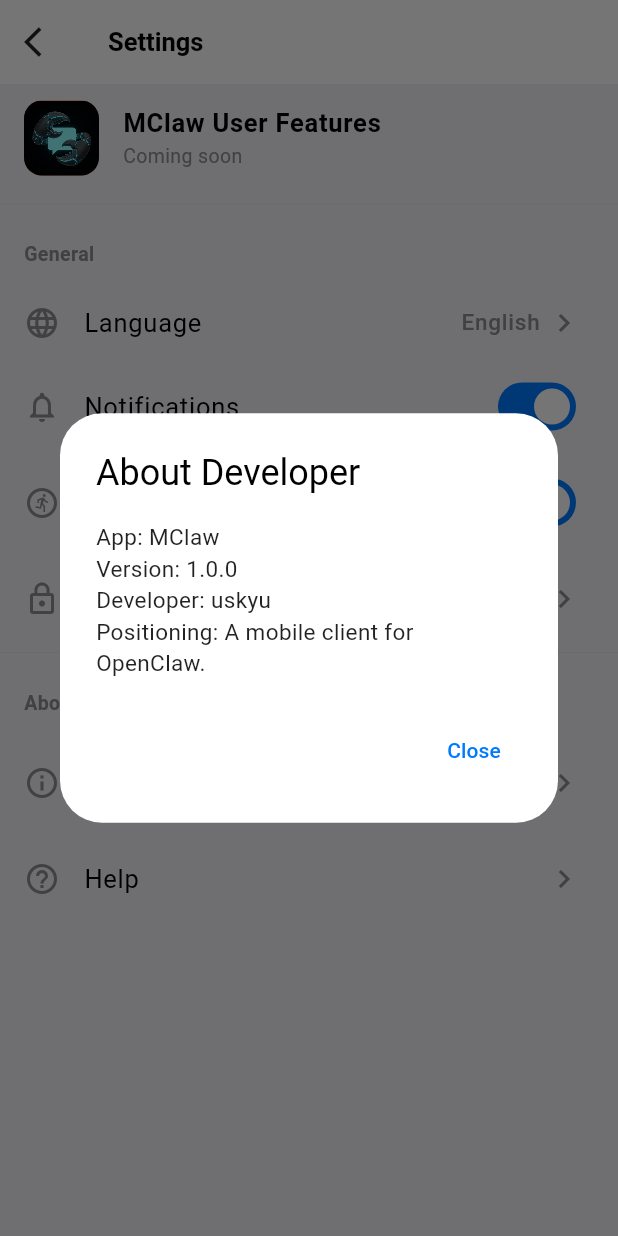
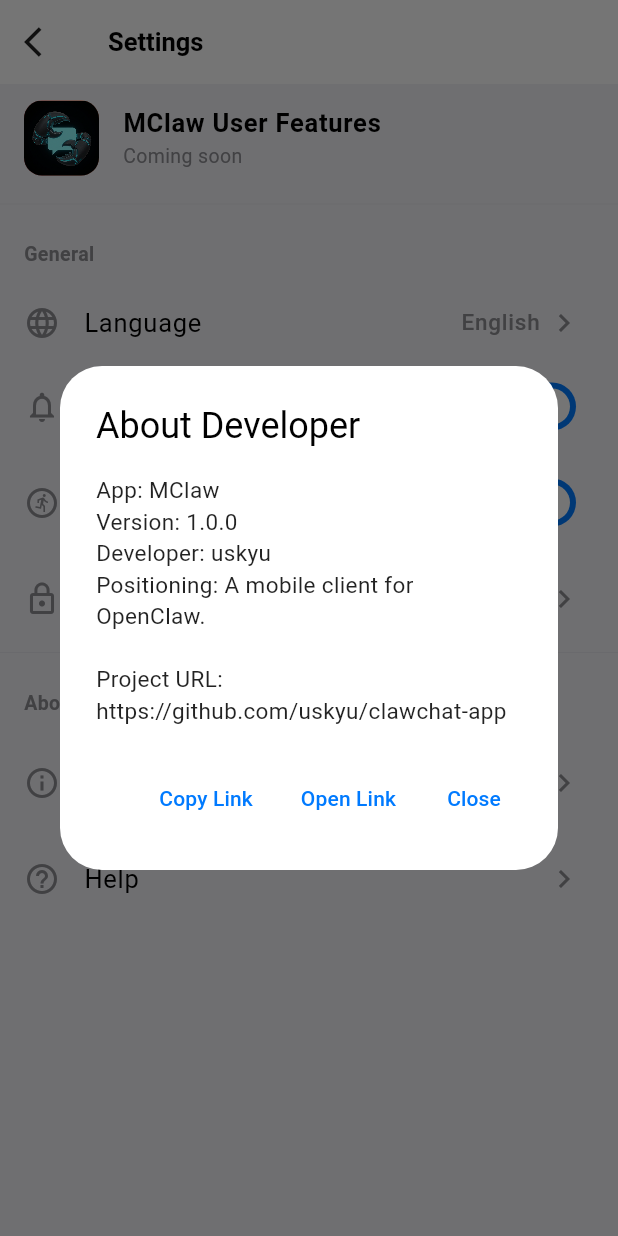
Before and after one commit to uskyu/mclaw, a Flutter app: the SettingsScreen screen opened directly, after a tap on "语言", after a tap on "About App", on a phone screen of 412 x 824 dp. Run offline on Flutter 3.47's test engine with Material 3 defaults, Android fonts, the light colour scheme and no system bars; our stand-ins replace flutter_local_notifications, flutter_markdown, flutter_secure_storage, image_picker; missing offline and left inert: dartssh2, flutter_background_service; accounts and stored records are empty.

Commit message:
feat(settings): add notification help and clickable project links

```diff
--- a/lib/screens/settings_screen.dart
+++ b/lib/screens/settings_screen.dart
@@ -1,5 +1,7 @@
 import 'package:flutter/material.dart';
+import 'package:flutter/services.dart';
 import 'package:provider/provider.dart';
+import 'package:url_launcher/url_launcher.dart';
 
 import '../l10n/app_localizations.dart';
 import '../providers/theme_provider.dart';
@@ -74,6 +76,35 @@ class _SettingsScreenState extends State<SettingsScreen> {
       await BackgroundRuntimeService.instance.enable();
     } else {
       await BackgroundRuntimeService.instance.disable();
+    }
+  }
+
+  Future<void> _copyRepoUrl() async {
+    await Clipboard.setData(const ClipboardData(text: _repoUrl));
+    if (!mounted) {
+      return;
+    }
+    final isZh = _isZh(context);
+    ScaffoldMessenger.of(context).showSnackBar(
+      SnackBar(
+        content: Text(isZh ? '项目地址已复制' : 'Repository URL copied'),
+        duration: const Duration(seconds: 1),
+      ),
+    );
+  }
+
+  Future<void> _openRepoUrl() async {
+    final uri = Uri.parse(_repoUrl);
+    final opened = await launchUrl(uri, mode: LaunchMode.externalApplication);
+    if (!opened && mounted) {
+      final isZh = _isZh(context);
+      ScaffoldMessenger.of(context).showSnackBar(
+        SnackBar(
+          content: Text(
+            isZh ? '无法打开链接，请手动复制访问' : 'Unable to open link. Please copy and open manually.',
+          ),
+        ),
+      );
     }
   }
 
@@ -207,11 +238,28 @@ class _SettingsScreenState extends State<SettingsScreen> {
   }
 
   Widget _buildNotificationsTile(BuildContext context, AppLocalizations l10n) {
-    return SwitchListTile(
-      secondary: const Icon(Icons.notifications_outlined, color: AppTheme.appleGray),
+    final isZh = _isZh(context);
+    return ListTile(
+      leading: const Icon(Icons.notifications_outlined, color: AppTheme.appleGray),
       title: Text(l10n.notifications),
-      value: _notificationsEnabled,
-      onChanged: (value) => _setNotificationsEnabled(value),
+      trailing: Row(
+        mainAxisSize: MainAxisSize.min,
+        children: [
+          IconButton(
+            tooltip: isZh ? '通知权限说明' : 'Notification permission help',
+            icon: const Icon(
+              Icons.help_outline,
+              size: 20,
+              color: AppTheme.appleGray,
+            ),
+            onPressed: () => _showNotificationHelpDialog(context, isZh),
+          ),
+          Switch(
+            value: _notificationsEnabled,
+            onChanged: (value) => _setNotificationsEnabled(value),
+          ),
+        ],
+      ),
     );
   }
 
@@ -260,6 +308,26 @@ class _SettingsScreenState extends State<SettingsScreen> {
     );
   }
 
+  void _showNotificationHelpDialog(BuildContext context, bool isZh) {
+    showDialog(
+      context: context,
+      builder: (context) => AlertDialog(
+        title: Text(isZh ? '通知接收说明' : 'Notification Requirements'),
+        content: Text(
+          isZh
+              ? '为确保及时收到任务完成提醒，请开启：\n1. 系统通知权限\n2. MClaw 的通知横幅/弹窗\n3. 允许后台运行（建议关闭电池优化）'
+              : 'To reliably receive task completion alerts, enable:\n1. System notification permission\n2. Banner/pop-up notifications for MClaw\n3. Background running (battery optimization off is recommended)',
+        ),
+        actions: [
+          TextButton(
+            onPressed: () => Navigator.pop(context),
+            child: Text(isZh ? '知道了' : 'OK'),
+          ),
+        ],
+      ),
+    );
+  }
+
   void _showAboutDialog(BuildContext context, bool isZh) {
     showDialog(
       context: context,
@@ -267,10 +335,18 @@ class _SettingsScreenState extends State<SettingsScreen> {
         title: Text(isZh ? '关于开发者' : 'About Developer'),
         content: Text(
           isZh
-              ? '应用名称: MClaw\n版本: 1.0.0\n开发者: uskyu\n定位: 面向 OpenClaw 的移动端客户端。'
-              : 'App: MClaw\nVersion: 1.0.0\nDeveloper: uskyu\nPositioning: A mobile client for OpenClaw.',
+              ? '应用名称: MClaw\n版本: 1.0.0\n开发者: uskyu\n定位: 面向 OpenClaw 的移动端客户端。\n\n项目地址:\n$_repoUrl'
+              : 'App: MClaw\nVersion: 1.0.0\nDeveloper: uskyu\nPositioning: A mobile client for OpenClaw.\n\nProject URL:\n$_repoUrl',
         ),
         actions: [
+          TextButton(
+            onPressed: _copyRepoUrl,
+            child: Text(isZh ? '复制链接' : 'Copy Link'),
+          ),
+          TextButton(
+            onPressed: _openRepoUrl,
+            child: Text(isZh ? '打开链接' : 'Open Link'),
+          ),
           TextButton(
             onPressed: () => Navigator.pop(context),
             child: Text(isZh ? '关闭' : 'Close'),
--- a/pubspec.yaml
+++ b/pubspec.yaml
@@ -42,6 +42,7 @@ dependencies:
   image_picker: ^1.1.2
   file_picker: ^8.0.7
   path: ^1.9.0
+  url_launcher: ^6.3.1
 
   # For background service (notifications)
   flutter_background_service: ^5.0.6
```
Also changed, not shown: pubspec.lock.
